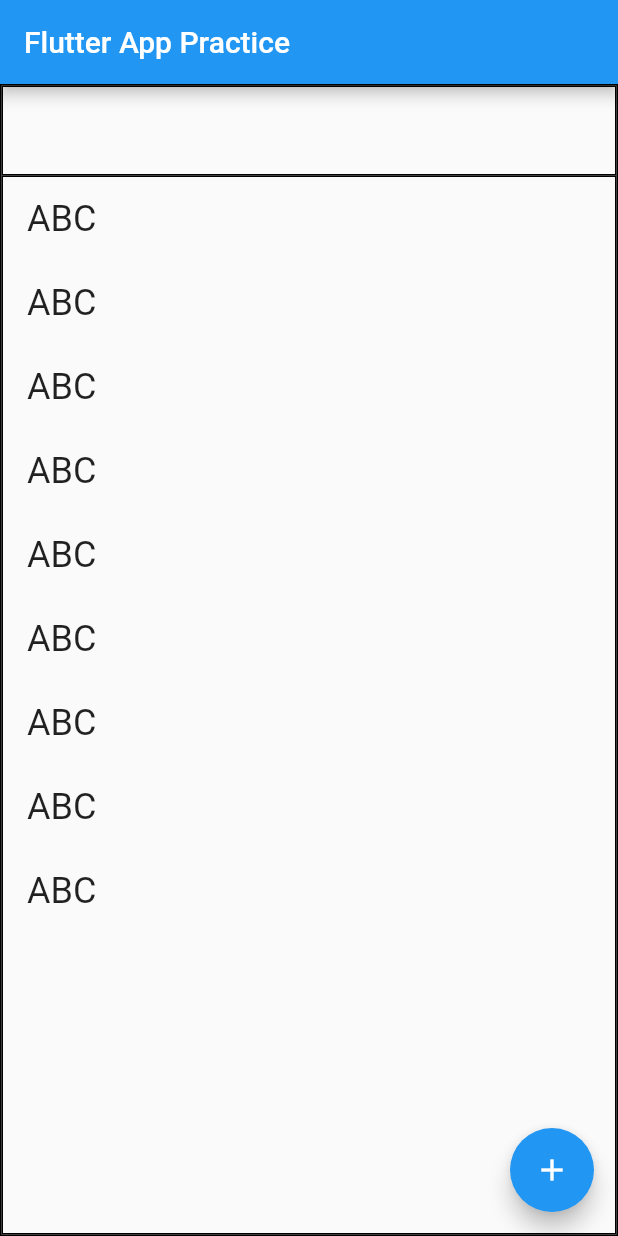
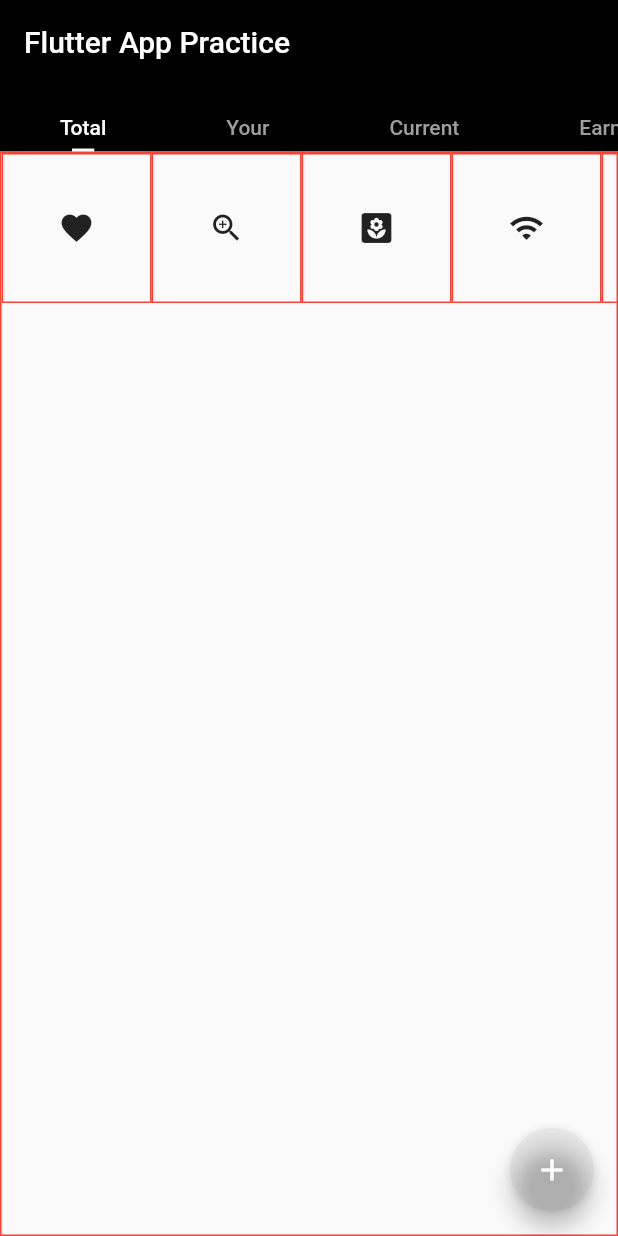
Before and after one commit to eiclipse/gitflutter, a Flutter app: the screen it shows after launch, on a phone screen of 412 x 824 dp. Run offline on Flutter 3.47's test engine with Material 2 defaults, Android fonts, the phone set to English and light mode, and no system bars.

Commit message:
Layout practice..

```diff
--- a/lib/components/Guide.dart
+++ b/lib/components/Guide.dart
@@ -8,11 +8,44 @@ class Guide{
       decoration: BoxDecoration(
         border:Border.all(
           width:1,
-          color: Colors.black
+          color: Colors.red
         )
       ),
       child: w,
     );
   }
 
+  static Container getBorderedWidgetWithSize(Widget w,double width, double height){
+    return Container(
+      width:width,
+      height:height,
+      decoration: BoxDecoration(
+          border:Border.all(
+              width:1,
+              color: Colors.red
+          )
+      ),
+      child: w,
+    );
+  }
+
+
+  static ListView getDummyListView(){
+    return ListView(
+      children: [
+        getBorderedWidget(ListTile(title: Text("ABC" , style: TextStyle(fontSize: 24.0),),)),
+        getBorderedWidget(ListTile(title: Text("ABC" , style: TextStyle(fontSize: 24.0),),)),
+        getBorderedWidget(ListTile(title: Text("ABC" , style: TextStyle(fontSize: 24.0),),)),
+        getBorderedWidget(ListTile(title: Text("ABC" , style: TextStyle(fontSize: 24.0),),)),
+        getBorderedWidget(ListTile(title: Text("ABC" , style: TextStyle(fontSize: 24.0),),)),
+        getBorderedWidget(ListTile(title: Text("ABC" , style: TextStyle(fontSize: 24.0),),)),
+        getBorderedWidget(ListTile(title: Text("ABC" , style: TextStyle(fontSize: 24.0),),)),
+        getBorderedWidget(ListTile(title: Text("ABC" , style: TextStyle(fontSize: 24.0),),)),
+        getBorderedWidget(ListTile(title: Text("ABC" , style: TextStyle(fontSize: 24.0),),)),
+        getBorderedWidget(ListTile(title: Text("ABC" , style: TextStyle(fontSize: 24.0),),)),
+      ],
+    );
+  }
+
+
 }
--- a/lib/main.dart
+++ b/lib/main.dart
@@ -1,4 +1,5 @@
 import 'package:flutter/material.dart';
+import 'package:gitpractice01/ui/main/TabViewFactory.dart';
 
 import 'components/Guide.dart';
 
@@ -29,48 +30,76 @@ class MyHomePage extends StatefulWidget {
   State<MyHomePage> createState() => _MyHomePageState();
 }
 
-class _MyHomePageState extends State<MyHomePage> {
+class _MyHomePageState extends State<MyHomePage> with TickerProviderStateMixin{
+
+
   @override
   Widget build(BuildContext context) {
     MediaQueryData queryData;
     queryData = MediaQuery.of(context);
 
+    var tabController = TabController(
+        length: 5,
+        vsync: this
+    );
+
     return Scaffold(
       appBar: AppBar(
+        backgroundColor: Colors.black,
         title: Text(widget.title),
       ),
       body: Center(
         child: Container(
-            decoration: BoxDecoration(border: Border.all(width: 1,color:Colors.black)),
             constraints: const BoxConstraints(minWidth: 250, minHeight: 400),
             height:queryData.size.height,
             width: queryData.size.width,
             child:Column(
               mainAxisAlignment: MainAxisAlignment.center,
               children: <Widget>[
-                Container(
-                  decoration: BoxDecoration(border: Border.all(width: 1)),
-                  height:60,
-                  child: Container(),
+                Container(  // Tabbar Container
+                    decoration: BoxDecoration(color: Colors.black),
+                    height:45,
+                    child: Container(
+                      width: queryData.size.width,
+                      child: TabBar(
+                        physics: BouncingScrollPhysics(),
+                        controller: tabController,
+                        isScrollable: true, // Required
+                        labelColor: Colors.white,
+                        unselectedLabelColor: Colors.grey, // Other tabs color
+                        labelPadding: EdgeInsets.symmetric(horizontal: 40), // Space between tabs
+                        padding: EdgeInsets.only(top:15),
+                        indicator: UnderlineTabIndicator(
+                          borderSide: BorderSide(color: Colors.white, width: 2), // Indicator height
+                          insets: EdgeInsets.symmetric(horizontal: 48), // Indicator width
+                        ),
+                        tabs: [
+                          Tab(text: 'Total'),
+                          Tab(text: 'Your'),
+                          Tab(text: 'Current'),
+                          Tab(text: 'Earnings'),
+                          Tab(text: 'Balance'),
+                        ],
+                      ),
+                    )
                 ),
-                Expanded(child: Guide.getBorderedWidget(ListView(
+                Expanded(child: TabBarView(
+                  physics: NeverScrollableScrollPhysics(),
+                  controller: tabController,
                   children: [
-                    ListTile(title: Text("ABC" , style: TextStyle(fontSize: 24.0),),),
-                    ListTile(title: Text("ABC" , style: TextStyle(fontSize: 24.0),),),
-                    ListTile(title: Text("ABC" , style: TextStyle(fontSize: 24.0),),),
-                    ListTile(title: Text("ABC" , style: TextStyle(fontSize: 24.0),),),
-                    ListTile(title: Text("ABC" , style: TextStyle(fontSize: 24.0),),),
-                    ListTile(title: Text("ABC" , style: TextStyle(fontSize: 24.0),),),
-                    ListTile(title: Text("ABC" , style: TextStyle(fontSize: 24.0),),),
-                    ListTile(title: Text("ABC" , style: TextStyle(fontSize: 24.0),),),
-                    ListTile(title: Text("ABC" , style: TextStyle(fontSize: 24.0),),),
-
+                    Guide.getBorderedWidget(TabViewFactory.getTotalTabView()),
+                    Guide.getBorderedWidget(TabViewFactory.getTextTabView("Page2")),
+                    Guide.getBorderedWidget(TabViewFactory.getTextTabView("Page3")),
+                    Guide.getBorderedWidget(TabViewFactory.getTextTabView("Page4")),
+                    Guide.getBorderedWidget(Guide.getDummyListView())
                   ],
-                )))
+                )
+                )
               ],
             )),
       ),
       floatingActionButton: FloatingActionButton(
+        backgroundColor: Colors.black.withAlpha(10),
         onPressed: (){},
         tooltip: 'Increment',
         child: const Icon(Icons.add),
--- /dev/null
+++ b/lib/ui/main/TabViewFactory.dart
@@ -0,0 +1,36 @@
+import 'package:flutter/cupertino.dart';
+import 'package:flutter/material.dart';
+
+import '../../components/Guide.dart';
+
+class TabViewFactory{
+
+  static getTextTabView(String str){
+    return Container(
+      child: Text(str),
+    );
+  }
+
+  static getTotalTabView(){
+    return ListView(
+      children: [
+        Container(                      // Vertical ListView의 첫 번째 아이템
+          height:100,
+          child: ListView(
+            scrollDirection: Axis.horizontal,
+            children: [
+              Guide.getBorderedWidgetWithSize(Icon(Icons.favorite,),100,100),
+              Guide.getBorderedWidgetWithSize(Icon(Icons.zoom_in_outlined,),100,100),
+              Guide.getBorderedWidgetWithSize(Icon(Icons.yard,),100,100),
+              Guide.getBorderedWidgetWithSize(Icon(Icons.wifi,),100,100),
+              Guide.getBorderedWidgetWithSize(Icon(Icons.star,),100,100),
+
+            ],
+          ),
+        ),
+
+      ],
+    );
+  }
+
+}
--- a/pubspec.yaml
+++ b/pubspec.yaml
@@ -29,7 +29,6 @@ environment:
 dependencies:
   flutter:
     sdk: flutter
-
 
   # The following adds the Cupertino Icons font to your application.
   # Use with the CupertinoIcons class for iOS style icons.
```
